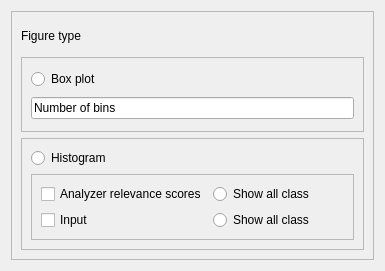
The window that utils/figure_dist_widget_UI.ui (DominikaDarabos/pre-trained-NN-analysis) describes before a commit, drawn with Qt 5.
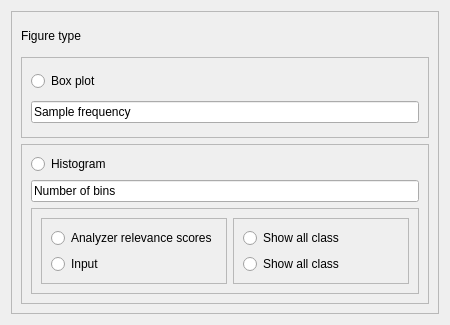
The same window after the commit.

Commit message: connect inputs to distribution plots

```diff
--- a/utils/figure_dist_widget_UI.ui
+++ b/utils/figure_dist_widget_UI.ui
@@ -6,8 +6,8 @@
    <rect>
     <x>0</x>
     <y>0</y>
-    <width>385</width>
-    <height>271</height>
+    <width>450</width>
+    <height>325</height>
    </rect>
   </property>
   <property name="windowTitle">
@@ -55,7 +55,7 @@
          <item row="1" column="0">
           <widget class="QLineEdit" name="numOfBinsInput">
            <property name="text">
-            <string>Number of bins</string>
+            <string>Sample frequency</string>
            </property>
           </widget>
          </item>
@@ -71,14 +71,7 @@
          <enum>QFrame::Raised</enum>
         </property>
         <layout class="QGridLayout" name="gridLayout_3">
-         <item row="0" column="0">
-          <widget class="QRadioButton" name="histRadio">
-           <property name="text">
-            <string>Histogram</string>
-           </property>
-          </widget>
-         </item>
-         <item row="1" column="0">
+         <item row="2" column="0">
           <widget class="QFrame" name="histDetailesFrame">
            <property name="frameShape">
             <enum>QFrame::StyledPanel</enum>
@@ -88,36 +81,74 @@
            </property>
            <layout class="QGridLayout" name="gridLayout">
             <item row="0" column="0">
-             <widget class="QCheckBox" name="AnalyzerCheckbow">
-              <property name="text">
-               <string>Analyzer relevance scores</string>
+             <widget class="QFrame" name="frame">
+              <property name="frameShape">
+               <enum>QFrame::StyledPanel</enum>
               </property>
+              <property name="frameShadow">
+               <enum>QFrame::Raised</enum>
+              </property>
+              <layout class="QVBoxLayout" name="verticalLayout">
+               <item>
+                <widget class="QRadioButton" name="analyzerRadio">
+                 <property name="text">
+                  <string>Analyzer relevance scores</string>
+                 </property>
+                </widget>
+               </item>
+               <item>
+                <widget class="QRadioButton" name="inputRadio">
+                 <property name="text">
+                  <string>Input</string>
+                 </property>
+                </widget>
+               </item>
+              </layout>
              </widget>
             </item>
             <item row="0" column="1">
-             <widget class="QRadioButton" name="analyzerRadio">
-              <property name="text">
-               <string>Show all class</string>
+             <widget class="QFrame" name="frame_2">
+              <property name="frameShape">
+               <enum>QFrame::StyledPanel</enum>
               </property>
-             </widget>
-            </item>
-            <item row="1" column="0">
-             <widget class="QCheckBox" name="inputCheckbox">
-              <property name="text">
-               <string>Input</string>
+              <property name="frameShadow">
+               <enum>QFrame::Raised</enum>
               </property>
-             </widget>
-            </item>
-            <item row="1" column="1">
-             <widget class="QRadioButton" name="inputRadio">
-              <property name="text">
-               <string>Show all class</string>
-              </property>
+              <layout class="QVBoxLayout" name="verticalLayout_2">
+               <item>
+                <widget class="QRadioButton" name="showAllAnalyzerRadio">
+                 <property name="text">
+                  <string>Show all class</string>
+                 </property>
+                </widget>
+               </item>
+               <item>
+                <widget class="QRadioButton" name="showAllInputRadio">
+                 <property name="text">
+                  <string>Show all class</string>
+                 </property>
+                </widget>
+               </item>
+              </layout>
              </widget>
             </item>
            </layout>
           </widget>
          </item>
+         <item row="0" column="0">
+          <widget class="QRadioButton" name="histRadio">
+           <property name="text">
+            <string>Histogram</string>
+           </property>
+          </widget>
+         </item>
+         <item row="1" column="0">
+          <widget class="QLineEdit" name="histNumOfBins">
+           <property name="text">
+            <string>Number of bins</string>
+           </property>
+          </widget>
+         </item>
         </layout>
        </widget>
       </item>
```
Left out of the diff: 2 changed lines with no effect on the pictures. The commit also changes 7 other files.
